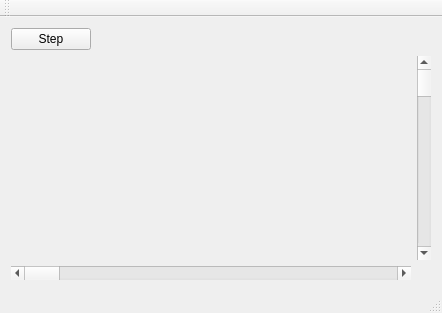
Old version of the form wireworld-cuda/mainwindow.ui in the repository eszkadev/wireworld-cuda.
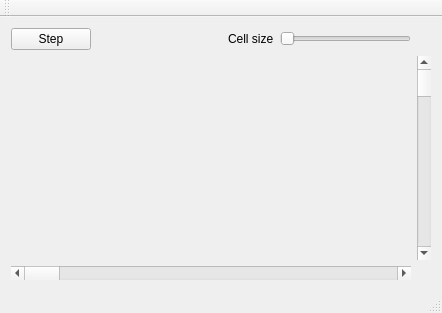
New version of the form.

Commit message: cell size & updated colors

What changed in the file:
```diff
--- a/wireworld-cuda/mainwindow.ui
+++ b/wireworld-cuda/mainwindow.ui
@@ -53,6 +53,20 @@
         </property>
        </spacer>
       </item>
+      <item>
+       <widget class="QLabel" name="label">
+        <property name="text">
+         <string>Cell size</string>
+        </property>
+       </widget>
+      </item>
+      <item>
+       <widget class="QSlider" name="cellSlider">
+        <property name="orientation">
+         <enum>Qt::Horizontal</enum>
+        </property>
+       </widget>
+      </item>
      </layout>
     </item>
     <item row="1" column="1">
```
The commit also changes 4 other files.
